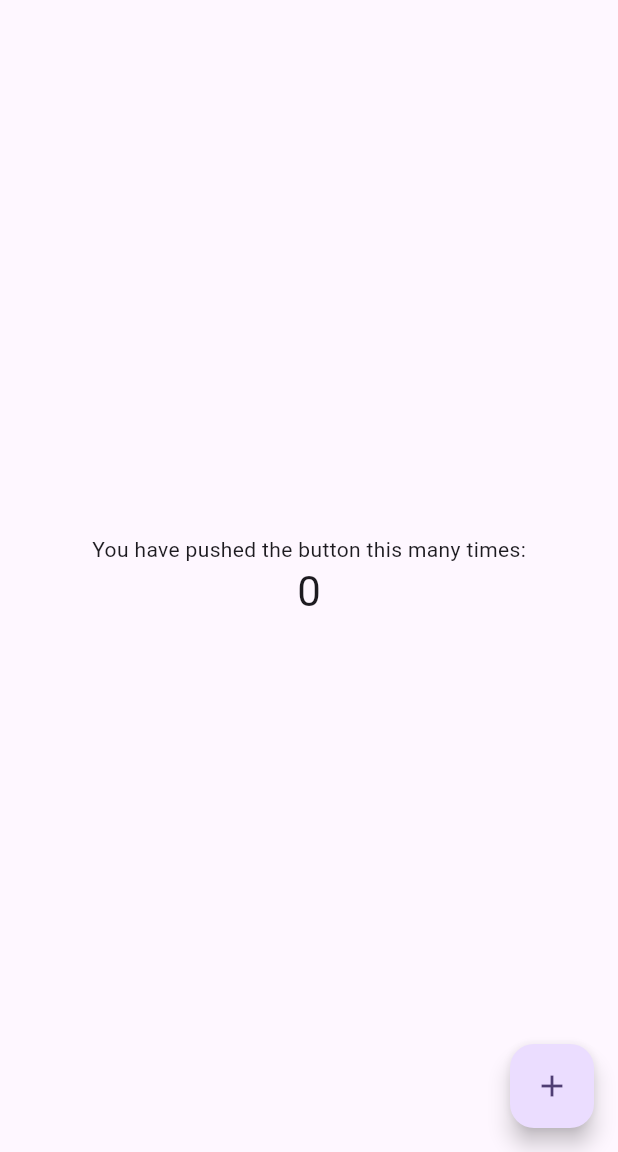
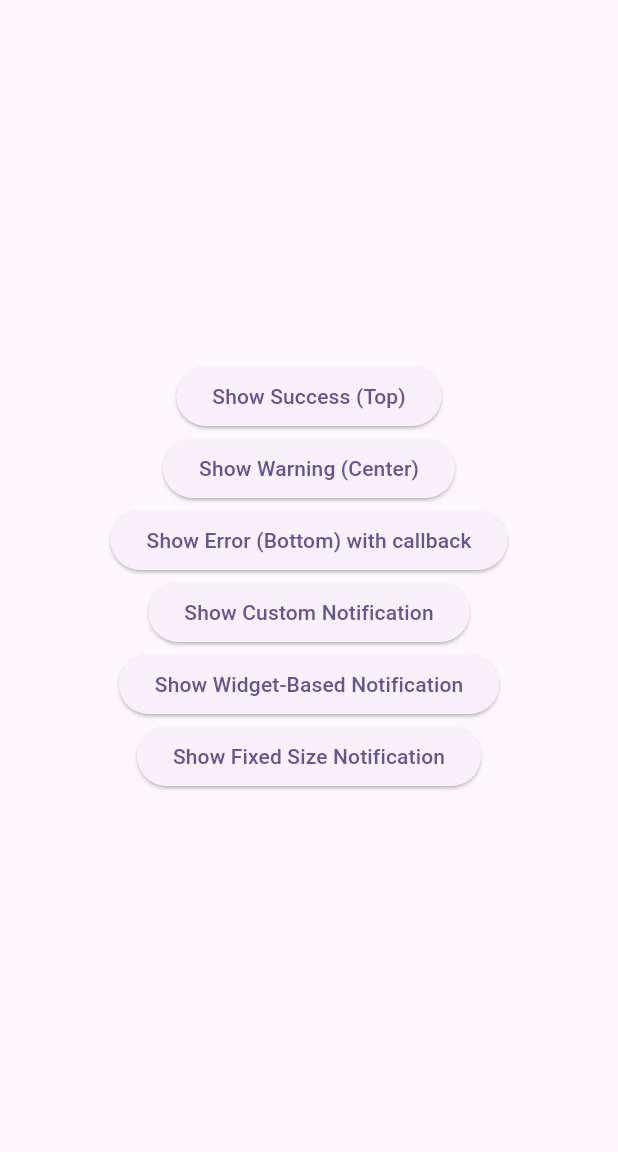
Before and after one commit to emrhnzngn/flexible_toast, a Flutter app: the screen it shows after launch, on a phone screen of 412 x 824 dp, the part 84-1236 px from its top. Run offline on Flutter 3.47's test engine with Material 3 defaults, Android fonts, the phone set to English and light mode, and no system bars.

Commit message:
readme and example

```diff
--- a/example/lib/main.dart
+++ b/example/lib/main.dart
@@ -55,19 +55,6 @@ class MyHomePage extends StatefulWidget {
 }
 
 class _MyHomePageState extends State<MyHomePage> {
-  void showNotify() {
-    CNotify.show(
-      context: context,
-      titleColor: Colors.black,
-      messageColor: Colors.white,
-      dismissDirection: DismissDirection.up,
-      position: NotifyPosition.top,
-      title: "Success",
-      message: "Very Success",
-      type: NotifyType.success,
-    );
-  }
-
   @override
   Widget build(BuildContext context) {
     // This method is rerun every time setState is called, for instance as done
@@ -105,16 +92,126 @@ class _MyHomePageState extends State<MyHomePage> {
           // wireframe for each widget.
           mainAxisAlignment: MainAxisAlignment.center,
           children: <Widget>[
-            const Text('You have pushed the button this many times:'),
-            Text('0', style: Theme.of(context).textTheme.headlineMedium),
+            ElevatedButton(
+              onPressed: () {
+                CNotify.show(
+                  context: context,
+                  title: 'Success!',
+                  message: 'Your operation was completed successfully.',
+                  type: NotifyType.success,
+                  position: NotifyPosition.top,
+                  duration: 3000, // 3 seconds
+                );
+              },
+              child: const Text('Show Success (Top)'),
+            ),
+            ElevatedButton(
+              onPressed: () {
+                CNotify.show(
+                  context: context,
+                  title: 'Heads Up!',
+                  message: 'Something needs your attention. Please review.',
+                  type: NotifyType.warning,
+                  position: NotifyPosition.center,
+                  duration: 5000, // 5 seconds
+                );
+              },
+              child: const Text('Show Warning (Center)'),
+            ),
+            ElevatedButton(
+              onPressed: () {
+                CNotify.show(
+                  context: context,
+                  title: 'Error Occurred!',
+                  message: 'Failed to save data. Please try again.',
+                  type: NotifyType.error,
+                  position: NotifyPosition.bottom,
+                  dismissDirection:
+                      DismissDirection.horizontal, // Can dismiss left/right
+                  closeCallBack: () {
+                    print('Error notification was dismissed!');
+                  },
+                );
+              },
+              child: const Text('Show Error (Bottom) with callback'),
+            ),
+            ElevatedButton(
+              onPressed: () {
+                CNotify.show(
+                  context: context,
+
+                  title: 'Custom Alert!',
+                  message: 'This is a notification with a custom look.',
+                  type: NotifyType
+                      .warning, // Can still use a type for defaults not overridden
+                  position: NotifyPosition.top,
+                  backgroundColor:
+                      Colors.deepPurple, // Overrides type-specific color
+                  successIcon: const Icon(
+                    Icons.star_rounded,
+                    color: Colors.amberAccent,
+                  ), // Custom icon for success
+                  titleColor: Colors.amberAccent,
+                  messageColor: Colors.white70,
+                  closeIcon: const Icon(Icons.close, color: Colors.white),
+                  elevation: 8.0,
+                  padding: const EdgeInsets.all(
+                    20.0,
+                  ).copyWith(top: kToolbarHeight), // More padding
+                );
+              },
+              child: const Text('Show Custom Notification'),
+            ),
+            ElevatedButton(
+              onPressed: () {
+                CNotify.show(
+                  context: context,
+                  titleWidget: Row(
+                    children: [
+                      Icon(Icons.thumb_up, color: Colors.lightGreenAccent),
+                      SizedBox(width: 8),
+                      Text(
+                        'Operation Complete!',
+                        style: TextStyle(
+                          color: Colors.lightGreenAccent,
+                          fontWeight: FontWeight.bold,
+                          fontSize: 16,
+                        ),
+                      ),
+                    ],
+                  ),
+                  messageWidget: Text(
+                    'All files have been successfully synchronized to the cloud.',
+                    style: TextStyle(color: Colors.white, fontSize: 13),
+                  ),
+                  backgroundColor: Colors.green.shade800,
+                  position: NotifyPosition.top,
+                  duration: 4000,
+                );
+              },
+              child: const Text('Show Widget-Based Notification'),
+            ),
+            ElevatedButton(
+              onPressed: () {
+                CNotify.show(
+                  context: context,
+
+                  title: 'Fixed Size',
+                  message:
+                      'This notification has a predefined height and width.',
+                  type: NotifyType
+                      .warning, // Assuming you add an info type or use default
+                  backgroundColor: Colors.blueGrey,
+                  height: 80.0,
+                  width: 300.0,
+                  position: NotifyPosition.center,
+                );
+              },
+              child: const Text('Show Fixed Size Notification'),
+            ),
           ],
         ),
       ),
-      floatingActionButton: FloatingActionButton(
-        onPressed: showNotify,
-        tooltip: 'Increment',
-        child: const Icon(Icons.add),
-      ), // This trailing comma makes auto-formatting nicer for build methods.
     );
   }
 }
```
Also changed, not shown: 7 other files.
